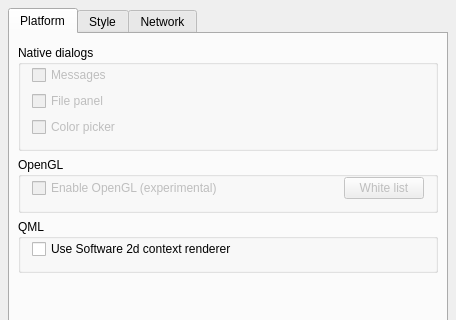
First picture: the form in src/preferences/settingsdialog.ui, repository threedeyes/qt6-haikuplugins, before the edit; both pictures show x 0 to 456 and y 0 to 320 of the 456 by 504 pixel window.
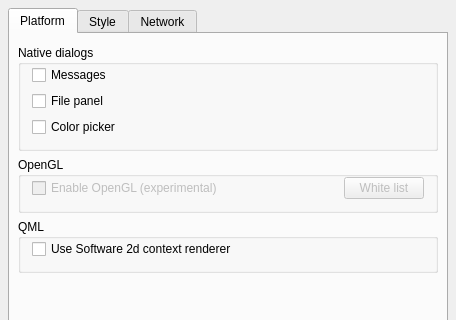
Second picture: the form after the edit.

Commit message: Configurator: add option for native file dialog

Patch:
```diff
--- a/src/preferences/settingsdialog.ui
+++ b/src/preferences/settingsdialog.ui
@@ -88,7 +88,7 @@
               <item>
                <widget class="QCheckBox" name="messagesCheckBox">
                 <property name="enabled">
-                 <bool>false</bool>
+                 <bool>true</bool>
                 </property>
                 <property name="text">
                  <string>Messages</string>
@@ -98,7 +98,7 @@
               <item>
                <widget class="QCheckBox" name="filePanelCheckBox">
                 <property name="enabled">
-                 <bool>false</bool>
+                 <bool>true</bool>
                 </property>
                 <property name="text">
                  <string>File panel</string>
@@ -108,7 +108,7 @@
               <item>
                <widget class="QCheckBox" name="colorPickerCheckBox">
                 <property name="enabled">
-                 <bool>false</bool>
+                 <bool>true</bool>
                 </property>
                 <property name="text">
                  <string>Color picker</string>
```
The commit also changes 1 other file.
